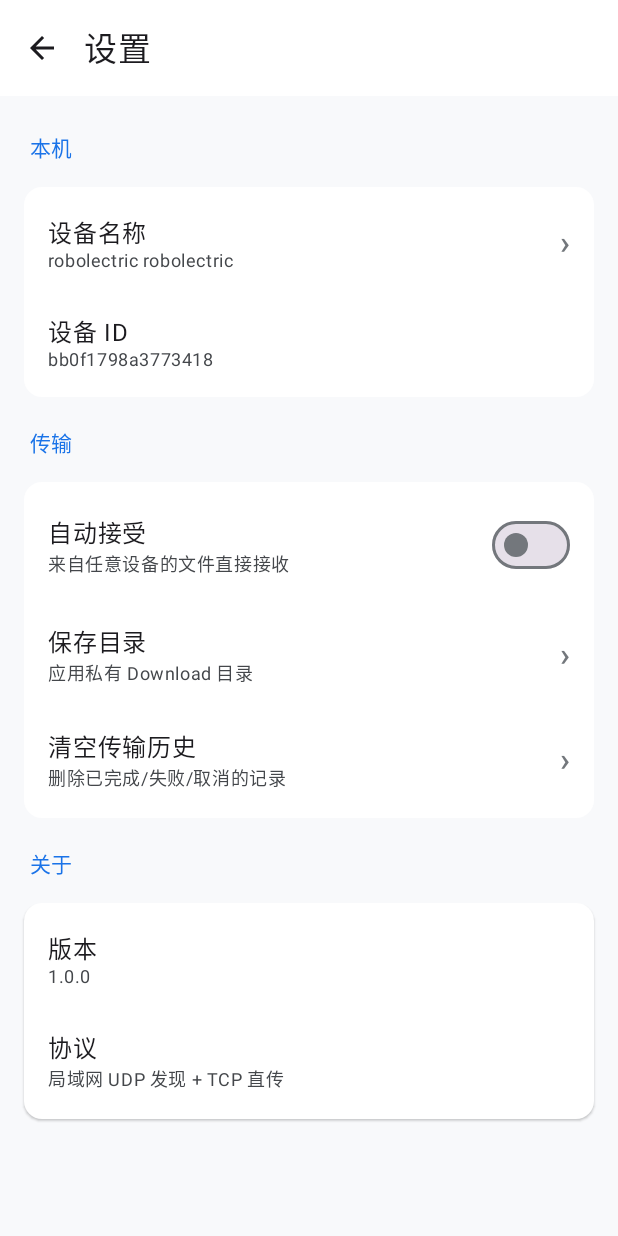
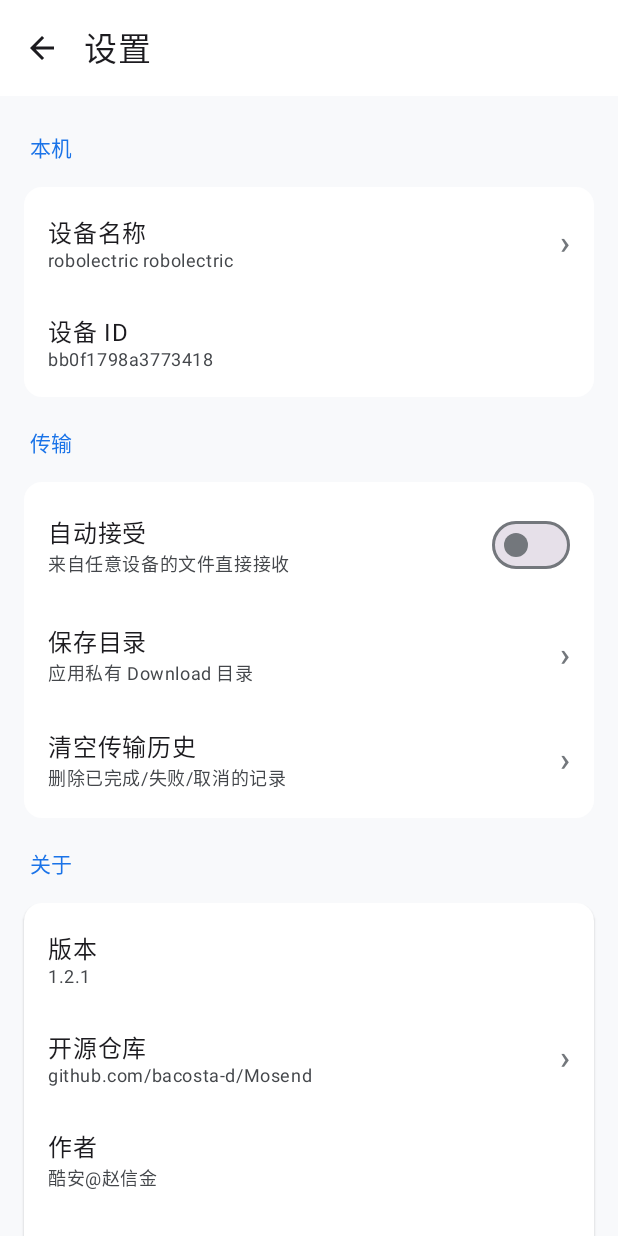
Before and after one commit to bacosta-d/Mosend, an Android app built with Jetpack Compose: the SettingsScreen screen opened through its navigation route, on a phone screen of 412 x 824 dp. Run offline under Robolectric (Android 15) with nearby library versions, the phone set to English and light mode, and no system bars; our stand-ins replace Timber; network calls fail.

Commit message:
Add About links (repo/author), fix lint resources, bump 1.2.1; add CI and release workflows

```diff
--- a/android/app/build.gradle.kts
+++ b/android/app/build.gradle.kts
@@ -20,8 +20,8 @@ android {
         applicationId = "com.filetransfer.coui"
         minSdk = 24
         targetSdk = 34
-        versionCode = 2
-        versionName = "1.2.0"
+        versionCode = 3
+        versionName = "1.2.1"
         vectorDrawables.useSupportLibrary = true
     }
 
--- a/android/app/src/main/java/com/filetransfer/coui/ui/screen/SettingsScreen.kt
+++ b/android/app/src/main/java/com/filetransfer/coui/ui/screen/SettingsScreen.kt
@@ -151,7 +151,13 @@ fun SettingsScreen(
             item { SectionTitle("关于") }
             item {
                 SettingCard {
-                    SettingRow("版本", "1.0.0")
+                    SettingRow("版本", com.filetransfer.coui.BuildConfig.VERSION_NAME)
+                    SettingRow(
+                        title = "开源仓库",
+                        subtitle = "github.com/bacosta-d/Mosend",
+                        onClick = { openUrl(context, REPO_URL) },
+                    )
+                    SettingRow("作者", "酷安@赵信金")
                     SettingRow("协议", "局域网 UDP 发现 + TCP 直传")
                 }
             }
@@ -178,6 +184,17 @@ fun SettingsScreen(
                 }) { Text("保存") }
             },
             dismissButton = { TextButton(onClick = { showNameDialog = false }) { Text("取消") } },
+        )
+    }
+}
+
+private const val REPO_URL = "https://github.com/bacosta-d/Mosend"
+
+private fun openUrl(context: android.content.Context, url: String) {
+    runCatching {
+        context.startActivity(
+            android.content.Intent(android.content.Intent.ACTION_VIEW, android.net.Uri.parse(url))
+                .addFlags(android.content.Intent.FLAG_ACTIVITY_NEW_TASK)
         )
     }
 }
--- a/android/app/src/main/res/xml/backup_rules.xml
+++ b/android/app/src/main/res/xml/backup_rules.xml
@@ -2,6 +2,4 @@
 <full-backup-content>
     <include domain="sharedpref" path="." />
     <include domain="database" path="." />
-    <exclude domain="file" path="cache/" />
-    <exclude domain="file" path="logs/" />
 </full-backup-content>
--- a/android/app/src/main/res/xml/data_extraction_rules.xml
+++ b/android/app/src/main/res/xml/data_extraction_rules.xml
@@ -3,13 +3,9 @@
     <cloud-backup>
         <include domain="sharedpref" path="." />
         <include domain="database" path="." />
-        <exclude domain="file" path="cache/" />
-        <exclude domain="file" path="logs/" />
     </cloud-backup>
     <device-transfer>
         <include domain="sharedpref" path="." />
         <include domain="database" path="." />
-        <exclude domain="file" path="cache/" />
-        <exclude domain="file" path="logs/" />
     </device-transfer>
 </data-extraction-rules>
```
Also changed, not shown: android/app/src/main/res/values/colors.xml (+25 -0 lines), 6 other files.
